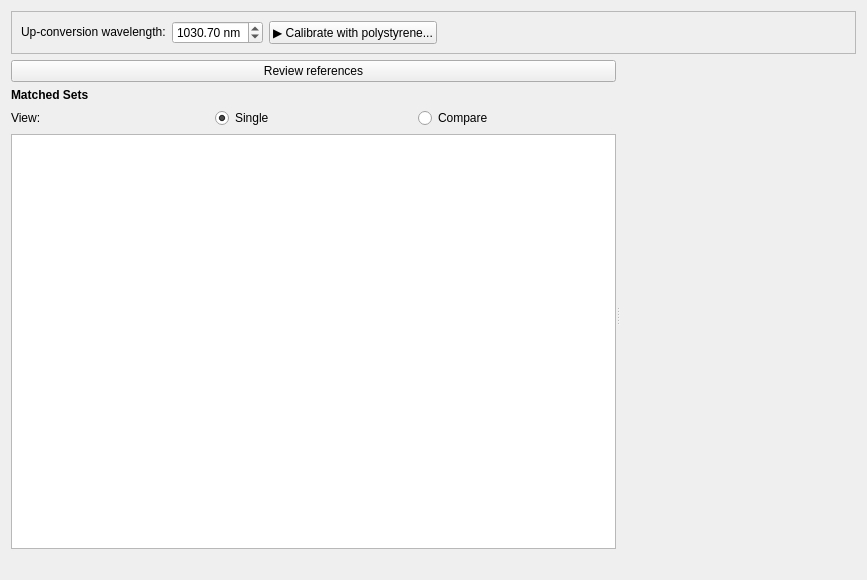
First picture: the form in src/sfg_app2/app/ui/process_review_tab.ui, repository silanglois/SFG-App, before the edit.
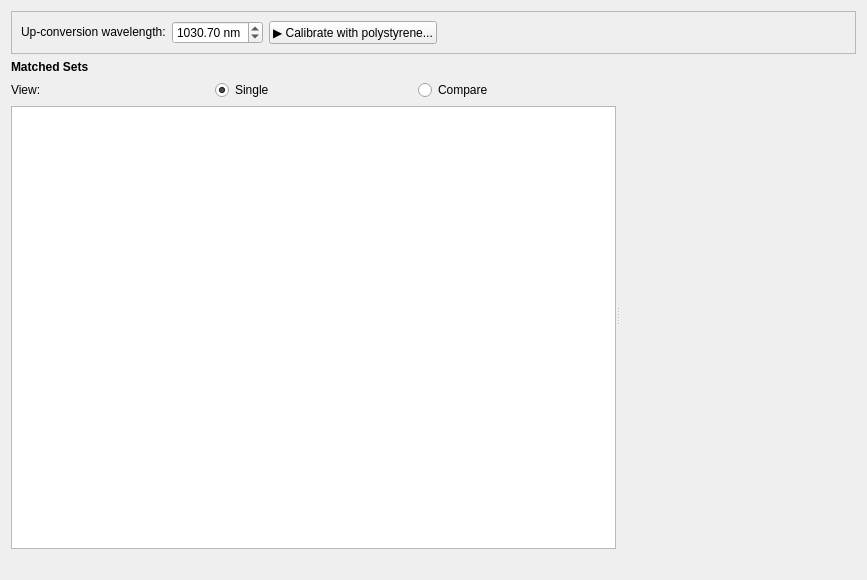
Second picture: the form after the edit.

Commit message:
Remove unused Review References feature from Processing tab
The button and its ReferenceReviewDialog had no other callers left in
the codebase.

What changed in the file:
```diff
--- a/src/sfg_app2/app/ui/process_review_tab.ui
+++ b/src/sfg_app2/app/ui/process_review_tab.ui
@@ -103,13 +103,6 @@
      </property>
      <widget class="QWidget" name="leftPanelWidget" native="true">
       <layout class="QVBoxLayout" name="verticalLayout">
-       <item>
-        <widget class="QPushButton" name="reviewReferencesButton">
-         <property name="text">
-          <string>Review references</string>
-         </property>
-        </widget>
-       </item>
        <item>
         <widget class="QLabel" name="label_2">
          <property name="font">
```
The commit also changes 3 other files.
